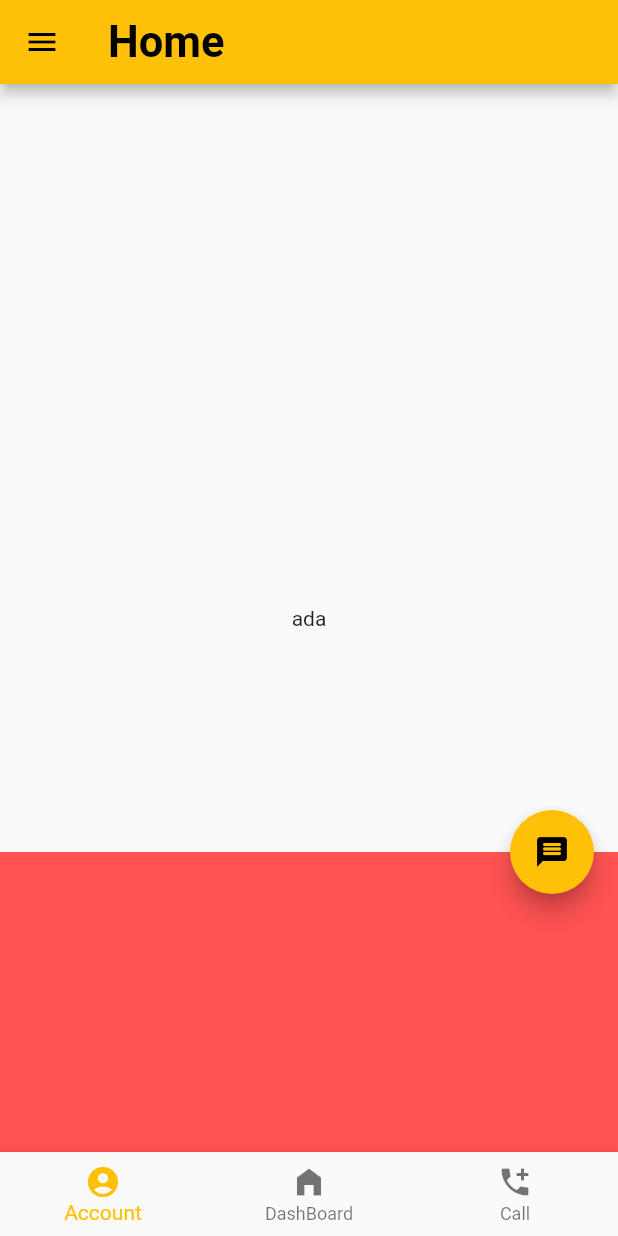
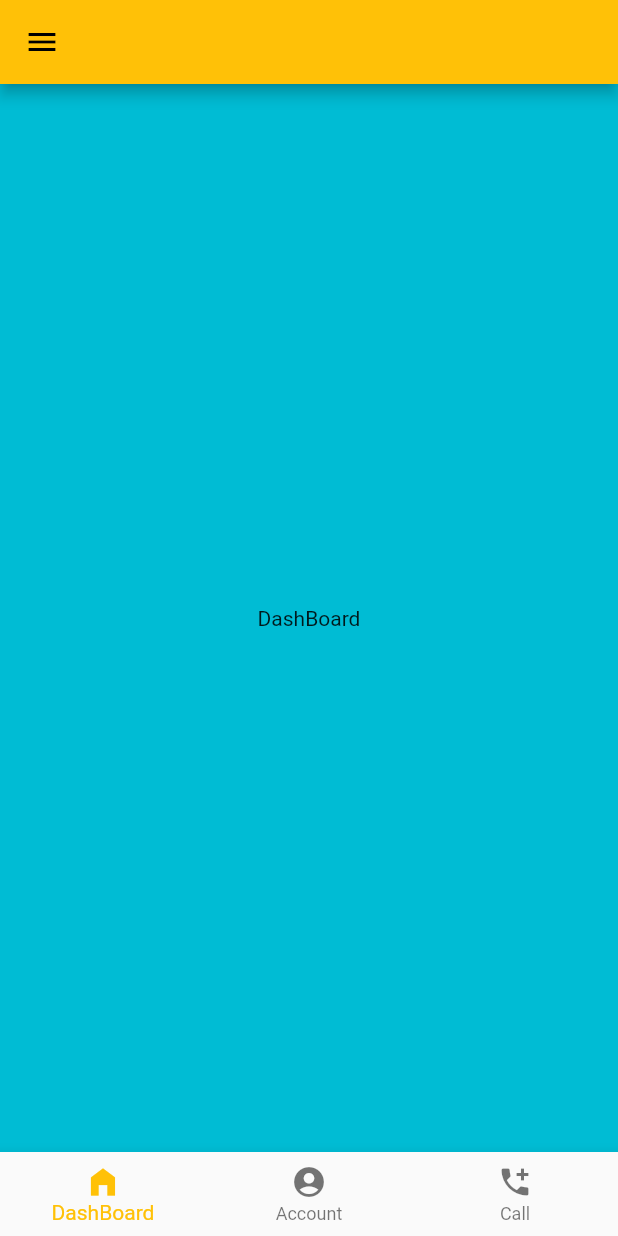
Before and after one commit to Galzysoft/ice-man, a Flutter app: the screen it shows after launch, on a phone screen of 412 x 824 dp. Run offline on Flutter 3.47's test engine with Material 2 defaults, Android fonts, the phone set to English and light mode, and no system bars.

Commit message:
navigation and botomnav

```diff
--- a/lib/main.dart
+++ b/lib/main.dart
@@ -1,5 +1,6 @@
 import 'package:flutter/material.dart';
 import 'package:ice_man/pages/dashboard.dart';
+import 'package:ice_man/pages/navigation.dart';
 
 void main() {
   runApp(myApp());
@@ -14,7 +15,7 @@ class myApp extends StatelessWidget {
       debugShowCheckedModeBanner: false,
       title: "ice man",
       theme: ThemeData(primarySwatch: Colors.amber),
-      home:DashBoard(),
+      home:NavigationN(),
     );
   }
 }
--- a/lib/pages/dashboard.dart
+++ b/lib/pages/dashboard.dart
@@ -11,45 +11,8 @@ class _DashBoardState extends State<DashBoard> {
   @override
   Widget build(BuildContext context) {
     return Scaffold(
-      appBar: AppBar(
-          title: Text(
-        "Home",
-        style: TextStyle(
-          fontSize: 29,
-          fontWeight: FontWeight.bold,
-        ),
-      )),
-      body: Center(child: Text("ada")),
-      floatingActionButton: FloatingActionButton(
-        onPressed: () {
-          print("adfa");
-        },
-        child: Icon(Icons.message_rounded),
-      ),
-      floatingActionButtonLocation: FloatingActionButtonLocation.endFloat,
-      bottomSheet: Container(
-        height: 200,
-        color: Colors.redAccent,
-      ),
-      bottomNavigationBar: BottomNavigationBar(items: [
-        BottomNavigationBarItem(
-            icon: Icon(Icons.account_circle), label: "Account"),
-        BottomNavigationBarItem(
-            icon: Icon(Icons.home_filled), label: "DashBoard"),
-        BottomNavigationBarItem(icon: Icon(Icons.add_call), label: "Call")
-      ]),
-      drawer: Drawer(
-          child: Column(
-        children: [
-          DrawerHeader(
-              decoration: BoxDecoration(
-                color: Colors.redAccent,
-              ),
-              child: Container()),
-          Text("ada"),
-          Text("ada")
-        ],
-      )),
+      backgroundColor: Colors.cyan,
+      body: Center(child: Text("DashBoard")),
     );
   }
 }
--- /dev/null
+++ b/lib/pages/navigation.dart
@@ -0,0 +1,60 @@
+import 'package:flutter/material.dart';
+import 'package:ice_man/pages/acount.dart';
+import 'package:ice_man/pages/call.dart';
+import 'package:ice_man/pages/dashboard.dart';
+
+class NavigationN extends StatefulWidget {
+  const NavigationN({Key? key}) : super(key: key);
+
+  @override
+  State<NavigationN> createState() => _NavigationNState();
+}
+
+class _NavigationNState extends State<NavigationN> {
+  int index=0;
+  int age=35;
+  String question="";
+  List<Widget> pages=[DashBoard(),Account(),Call()];
+
+  @override
+  Widget build(BuildContext context) {
+    question="ada is ${age.isEven}. years old ";
+    print("pages is ${pages[2]}");
+
+    return Scaffold(
+      appBar: AppBar(
+        ),
+   body: pages[index],
+
+      bottomNavigationBar: BottomNavigationBar(
+          onTap:(value) {
+            setState(() {
+              index=value;
+            });
+            print("tapped value \$${value } ");
+          },
+          currentIndex: index,
+          type: BottomNavigationBarType.fixed,
+          items: [
+            BottomNavigationBarItem(
+                icon: Icon(Icons.home_filled), label: "DashBoard"),
+            BottomNavigationBarItem(
+                icon: Icon(Icons.account_circle), label: "Account"),
+
+            BottomNavigationBarItem(icon: Icon(Icons.add_call), label: "Call")
+          ]),
+      drawer: Drawer(
+          child: Column(
+            children: [
+              DrawerHeader(
+                  decoration: BoxDecoration(
+                    color: Colors.redAccent,
+                  ),
+                  child: Container()),
+              Text("ada"),
+              Text("ada")
+            ],
+          )),
+    );
+  }
+}
```
Also changed, not shown: lib/pages/acount.dart (added, +18 -0 lines), lib/pages/call.dart (added, +18 -0 lines).
